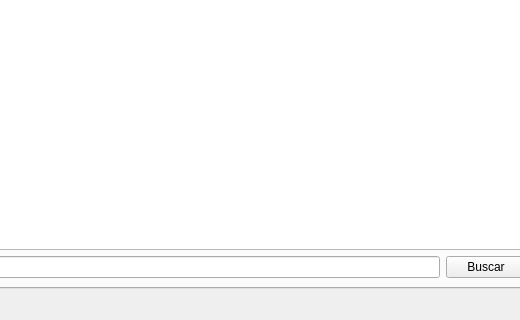
jesusEsSalas/PySide2_particulas, file mainwindow.ui: the form before one commit; both pictures show x 418 to 938 and y 184 to 504 of the 1050 by 504 pixel window.
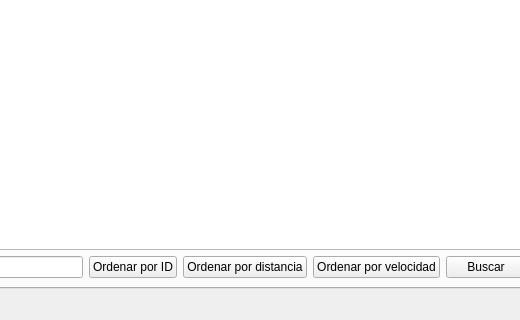
The form after the commit. The open tabs and pages were chosen to show the change.

Commit message: Sort particulas por id, distancia y velocidad

Patch:
```diff
--- a/mainwindow.ui
+++ b/mainwindow.ui
@@ -15,7 +15,7 @@
   </property>
   <widget class="QWidget" name="centralwidget">
    <layout class="QGridLayout" name="gridLayout_3">
-    <item row="0" column="0">
+    <item row="1" column="0">
      <widget class="QTabWidget" name="tabWidget">
       <property name="currentIndex">
        <number>0</number>
@@ -198,7 +198,7 @@
         <string>Tabla</string>
        </attribute>
        <layout class="QGridLayout" name="gridLayout_2">
-        <item row="0" column="0" colspan="3">
+        <item row="0" column="0" colspan="6">
          <widget class="QTableWidget" name="table"/>
         </item>
         <item row="1" column="0">
@@ -215,13 +215,34 @@
          </widget>
         </item>
         <item row="1" column="1">
+         <widget class="QPushButton" name="pushButton_OrdenarID">
+          <property name="text">
+           <string>Ordenar por ID</string>
+          </property>
+         </widget>
+        </item>
+        <item row="1" column="2">
+         <widget class="QPushButton" name="pushButton_OrdenarDistancia">
+          <property name="text">
+           <string>Ordenar por distancia</string>
+          </property>
+         </widget>
+        </item>
+        <item row="1" column="3">
+         <widget class="QPushButton" name="pushButton_OrdenarVelocidad">
+          <property name="text">
+           <string>Ordenar por velocidad</string>
+          </property>
+         </widget>
+        </item>
+        <item row="1" column="4">
          <widget class="QPushButton" name="pushButton_Buscar">
           <property name="text">
            <string>Buscar</string>
           </property>
          </widget>
         </item>
-        <item row="1" column="2">
+        <item row="1" column="5">
          <widget class="QPushButton" name="pushButton_mostrarTabla">
           <property name="text">
            <string>Mostrar</string>
```
The commit also changes 7 other files.
